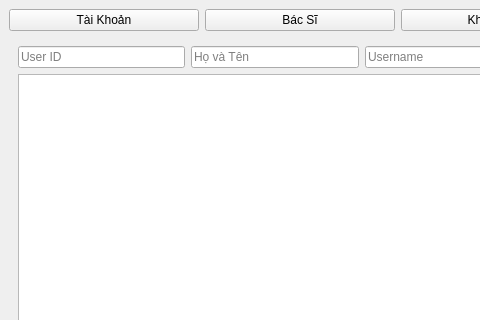
Before: the Qt Designer form src/ui/AdminMenu.ui in prestonwanttorevenge/PBL2, drawn with Qt 5; both pictures show x 0 to 480 and y 0 to 320 of the 1000 by 650 pixel window.
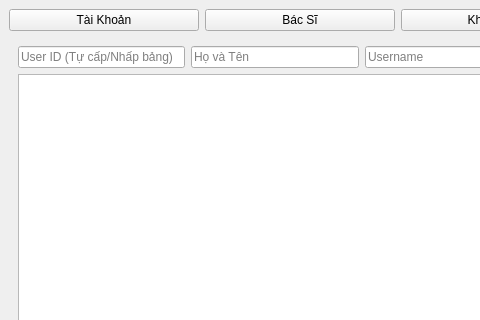
After: the same form once the commit is applied.

What changed in the file:
```diff
--- a/src/ui/AdminMenu.ui
+++ b/src/ui/AdminMenu.ui
@@ -23,7 +23,11 @@
        <layout class="QVBoxLayout" name="verticalLayoutUsers">
         <item>
          <layout class="QHBoxLayout" name="horizontalLayoutUserInputs">
-          <item><widget class="QLineEdit" name="txtUserId"><property name="placeholderText"><string>User ID</string></property></widget></item>
+          <!-- Đã khóa readOnly ô User ID -->
+          <item><widget class="QLineEdit" name="txtUserId">
+            <property name="placeholderText"><string>User ID (Tự cấp/Nhấp bảng)</string></property>
+            <property name="readOnly"><bool>true</bool></property>
+          </widget></item>
           <item><widget class="QLineEdit" name="txtUserFullName"><property name="placeholderText"><string>Họ và Tên</string></property></widget></item>
           <item><widget class="QLineEdit" name="txtUsername"><property name="placeholderText"><string>Username</string></property></widget></item>
           <item><widget class="QLineEdit" name="txtPassword"><property name="placeholderText"><string>Mật khẩu</string></property></widget></item>
```
Left out of the diff: 18 changed lines with no effect on the pictures.
